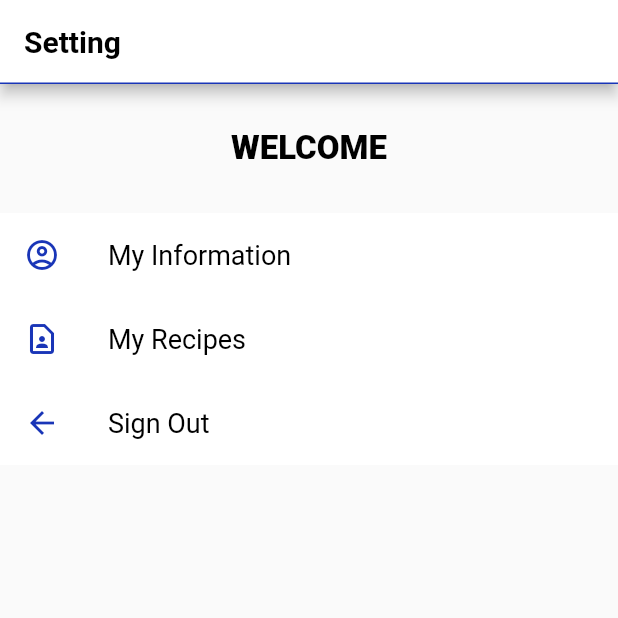
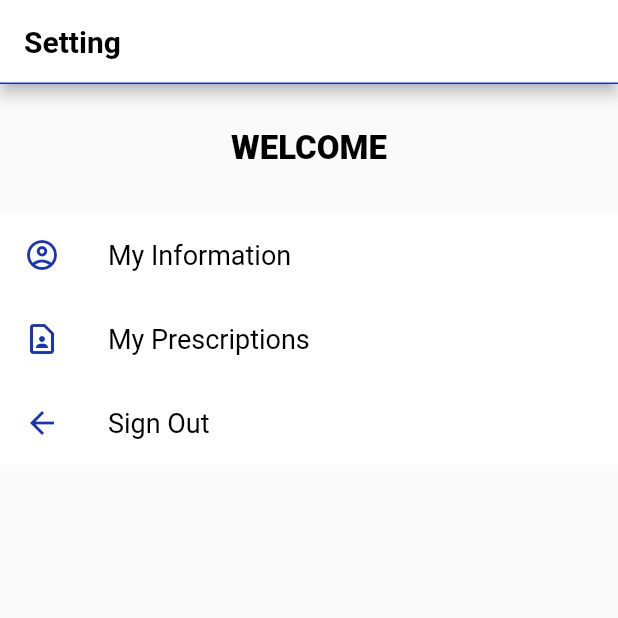
Before and after one commit to ShifaApp/shifaa_app, a Flutter app: the SettingPage screen opened directly, on a phone screen of 412 x 824 dp, the top half of it. Run offline on Flutter 3.47's test engine with Material 2 defaults, Android fonts, the phone set to English and light mode, and no system bars; our stand-ins replace firebase_auth, firebase_core, firebase_database, firebase_storage, image_picker, shared_preferences; accounts and stored records are empty; Roboto replaces fonts that are missing (Cairo).

```diff
--- a/lib/screen/screens/setting_page.dart
+++ b/lib/screen/screens/setting_page.dart
@@ -70,7 +70,7 @@ class _SettingPageState extends State<SettingPage> {
                     }));
 
               }),
-              profileListDesign('My Recipes', Icons.contact_page_outlined,
+              profileListDesign('My Prescriptions', Icons.contact_page_outlined,
                   onPressed: () {
                 // if(user !=null) {
                     Navigator.push(context, MaterialPageRoute(builder: (context) {
```
